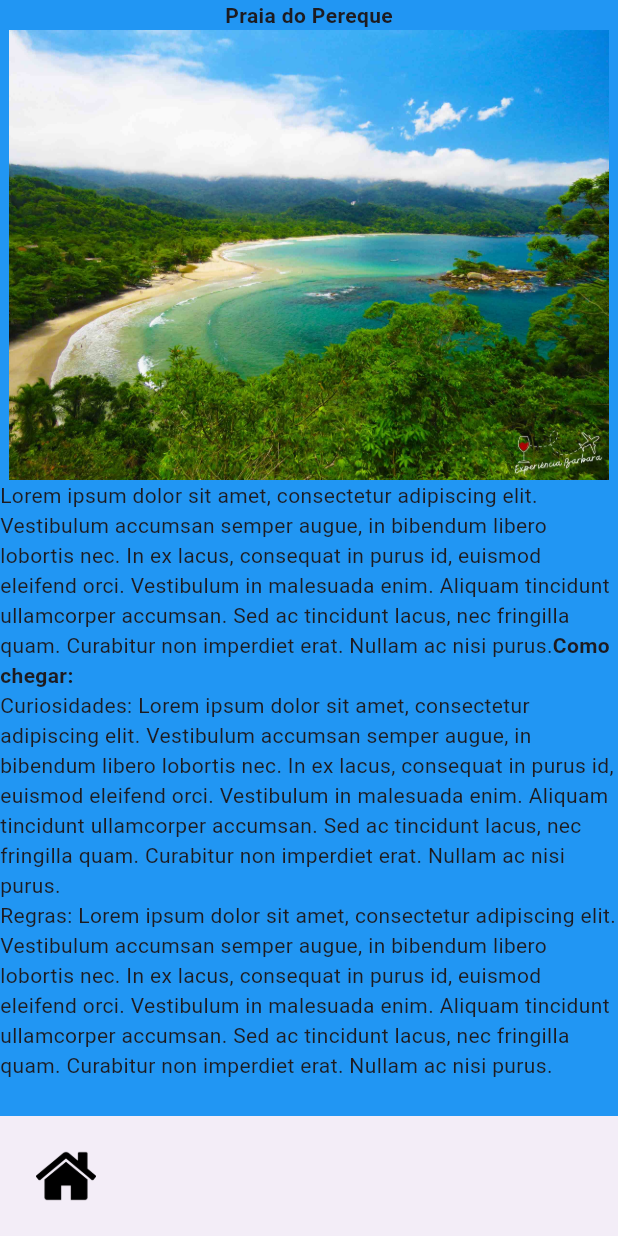
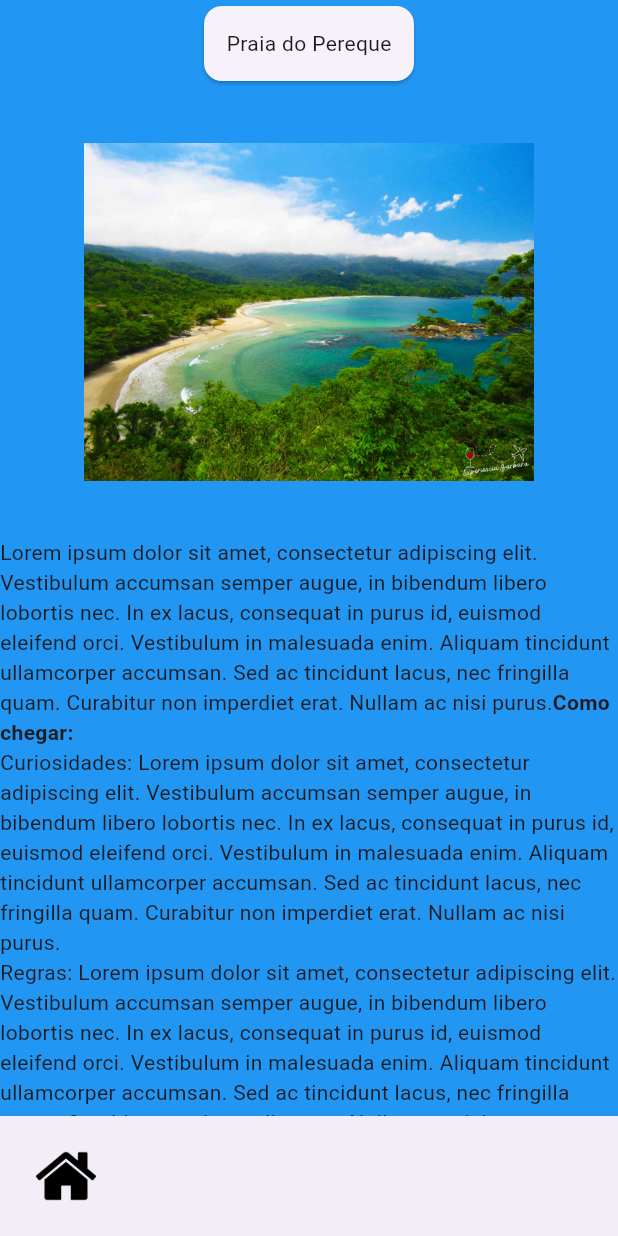
Before and after one commit to JuS0l/App_IlhaBela, a Flutter app: the screen it shows after launch, on a phone screen of 412 x 824 dp. Run offline on Flutter 3.47's test engine with Material 3 defaults, Android fonts, the phone set to English and light mode, and no system bars.

Commit message:
atualização 14/06

```diff
--- a/lib/main.dart
+++ b/lib/main.dart
@@ -27,15 +27,12 @@ class MainApp extends StatelessWidget {
         body: Center(
           child: Column(
             children:<Widget>[
-              const Text.rich(
-                TextSpan(
-                  children: <TextSpan>[
-                    TextSpan(text: 'Praia do Pereque', style: TextStyle(fontWeight: FontWeight.bold))
-                  ]
-                ),
-              ),
+              const Card(child:Padding(
+                padding: EdgeInsets.all(15.0),
+                child: Text('Praia do Pereque'),
+              )),
 
-              Image.asset('img/praia_castelhanos.jpg',width: 900,height: 300,),
+              Image.asset('img/praia_castelhanos.jpg',width: 300,height: 300,),
 
               const Text.rich(
                 TextSpan(
```
